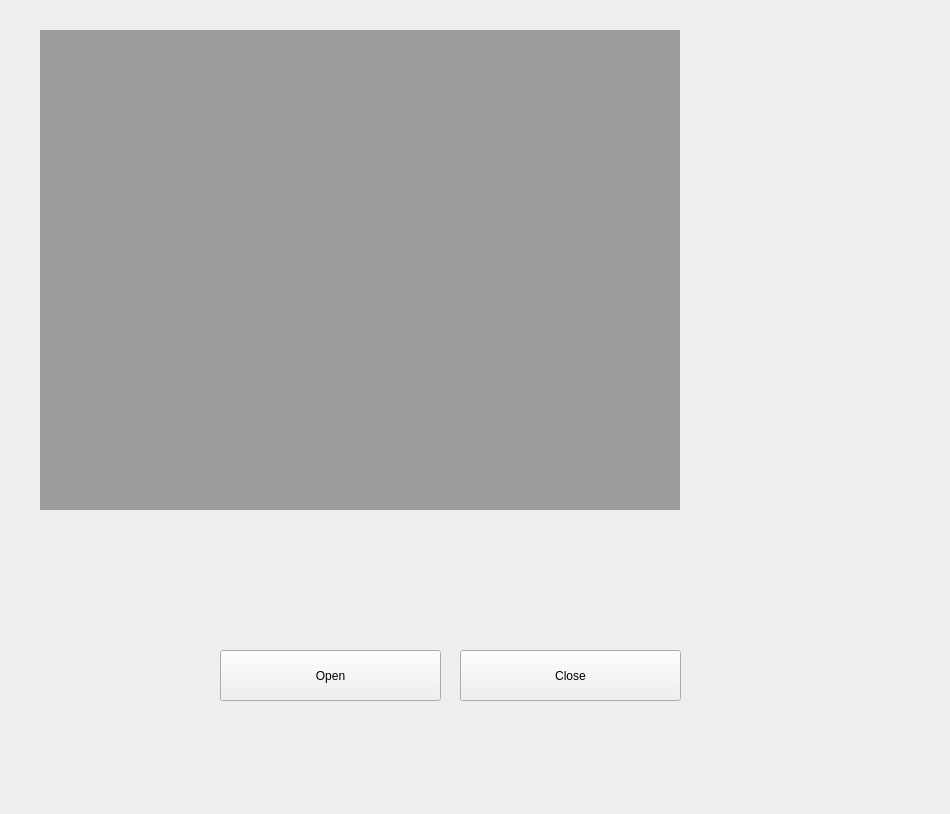
Old version of the form TestApp/VideoInputUI.ui in the repository Declare7/FFmpegDemo.
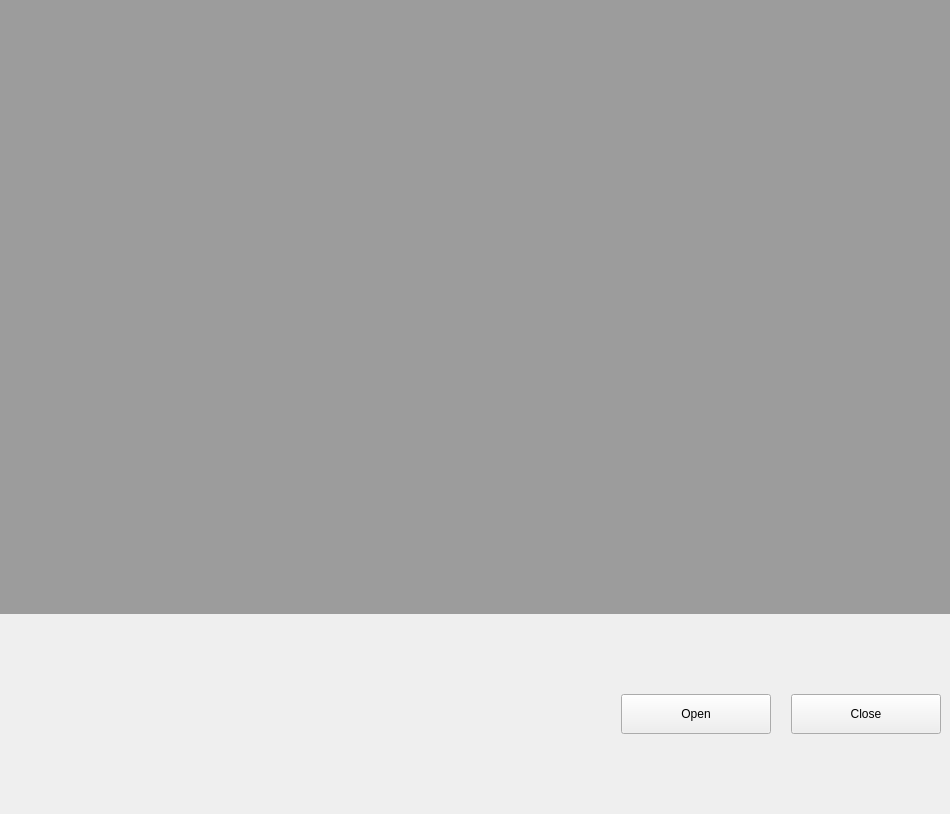
New version of the form.

Commit message: 增加OpenGL 窗口控件；

Diff of the .ui file:
```diff
--- a/TestApp/VideoInputUI.ui
+++ b/TestApp/VideoInputUI.ui
@@ -13,48 +13,99 @@
   <property name="windowTitle">
    <string>Form</string>
   </property>
-  <widget class="QPushButton" name="btnOpen">
-   <property name="geometry">
-    <rect>
-     <x>220</x>
-     <y>650</y>
-     <width>221</width>
-     <height>51</height>
-    </rect>
+  <layout class="QVBoxLayout" name="verticalLayout">
+   <property name="spacing">
+    <number>0</number>
    </property>
-   <property name="text">
-    <string>Open</string>
+   <property name="leftMargin">
+    <number>0</number>
    </property>
-  </widget>
-  <widget class="QLabel" name="labelImg">
-   <property name="geometry">
-    <rect>
-     <x>40</x>
-     <y>30</y>
-     <width>640</width>
-     <height>480</height>
-    </rect>
+   <property name="topMargin">
+    <number>0</number>
    </property>
-   <property name="styleSheet">
-    <string notr="true">background-color: rgb(156, 156, 156);</string>
+   <property name="rightMargin">
+    <number>0</number>
    </property>
-   <property name="text">
-    <string/>
+   <property name="bottomMargin">
+    <number>0</number>
    </property>
-  </widget>
-  <widget class="QPushButton" name="btnClose">
-   <property name="geometry">
-    <rect>
-     <x>460</x>
-     <y>650</y>
-     <width>221</width>
-     <height>51</height>
-    </rect>
-   </property>
-   <property name="text">
-    <string>Close</string>
-   </property>
-  </widget>
+   <item>
+    <widget class="QLabel" name="labelImg">
+     <property name="minimumSize">
+      <size>
+       <width>0</width>
+       <height>0</height>
+      </size>
+     </property>
+     <property name="styleSheet">
+      <string notr="true">background-color: rgb(156, 156, 156);</string>
+     </property>
+     <property name="text">
+      <string/>
+     </property>
+    </widget>
+   </item>
+   <item>
+    <widget class="QWidget" name="widget" native="true">
+     <property name="minimumSize">
+      <size>
+       <width>0</width>
+       <height>0</height>
+      </size>
+     </property>
+     <property name="maximumSize">
+      <size>
+       <width>16777215</width>
+       <height>200</height>
+      </size>
+     </property>
+     <layout class="QHBoxLayout" name="horizontalLayout">
+      <property name="spacing">
+       <number>20</number>
+      </property>
+      <item>
+       <spacer name="horizontalSpacer">
+        <property name="orientation">
+         <enum>Qt::Horizontal</enum>
+        </property>
+        <property name="sizeHint" stdset="0">
+         <size>
+          <width>40</width>
+          <height>20</height>
+         </size>
+        </property>
+       </spacer>
+      </item>
+      <item>
+       <widget class="QPushButton" name="btnOpen">
+        <property name="minimumSize">
+         <size>
+          <width>150</width>
+          <height>40</height>
+         </size>
+        </property>
+        <property name="text">
+         <string>Open</string>
+        </property>
+       </widget>
+      </item>
+      <item>
+       <widget class="QPushButton" name="btnClose">
+        <property name="minimumSize">
+         <size>
+          <width>150</width>
+          <height>40</height>
+         </size>
+        </property>
+        <property name="text">
+         <string>Close</string>
+        </property>
+       </widget>
+      </item>
+     </layout>
+    </widget>
+   </item>
+  </layout>
  </widget>
  <resources/>
  <connections/>
```
The commit also changes 5 other files.
